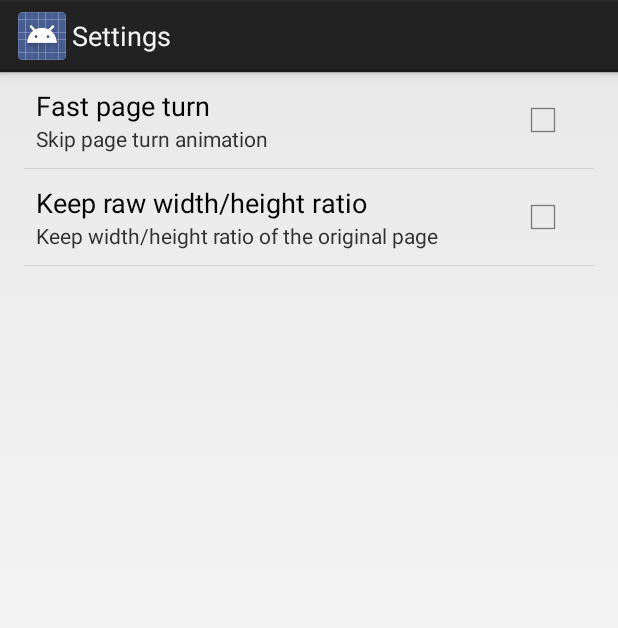
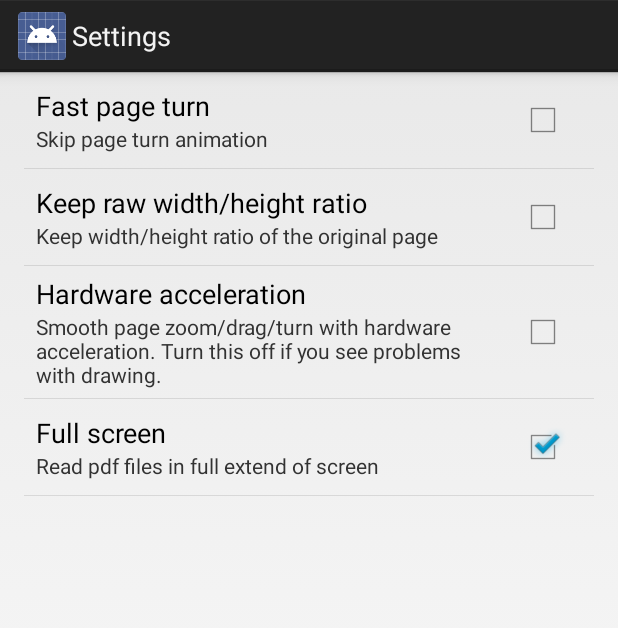
Before and after one commit to panaimin2012/PDFMarker, an Android app: the screen it shows after launch (SettingsActivity), in the options menu, after a tap on "Settings", on a phone screen of 412 x 824 dp. Shown: the top 628 px of the screen. Run offline under Robolectric (Android 15) with nearby library versions, the light colour scheme and no system bars.

Commit message:
add settings hardware acceleration and full screen

```diff
--- a/app/src/main/java/panaimin/pdfmarker/PDFMarkerApp.java
+++ b/app/src/main/java/panaimin/pdfmarker/PDFMarkerApp.java
@@ -27,6 +27,8 @@ public class PDFMarkerApp extends Application {
 	static final String PREF_SHOW_LICENSE = "SHOW_LICENSE";
 	static final String PREF_FAST_PAGE_TURN = "FAST_PAGE_TURN";
 	static final String PREF_KEEP_RATIO = "KEEP_RATIO";
+	static final String PREF_HARDWARE_ACCELERATION = "HARDWARE_ACCELERATION";
+	static final String PREF_FULL_SCREEN = "FULL_SCREEN";
 
 	@Override
 	public void onCreate() {
--- a/app/src/main/java/panaimin/pdfmarker/PageActivity.java
+++ b/app/src/main/java/panaimin/pdfmarker/PageActivity.java
@@ -23,6 +23,8 @@ import android.database.Cursor;
 import android.os.Bundle;
 import android.view.Menu;
 import android.view.MenuItem;
+import android.view.Window;
+import android.view.WindowManager;
 
 public class PageActivity extends Activity {
 
@@ -36,6 +38,11 @@ public class PageActivity extends Activity {
 	@Override
 	protected void onCreate(Bundle savedInstanceState) {
 		super.onCreate(savedInstanceState);
+		if (Utility.instance().getPref(PDFMarkerApp.PREF_FULL_SCREEN, true)) {
+			requestWindowFeature(Window.FEATURE_NO_TITLE);
+			getWindow().setFlags(WindowManager.LayoutParams.FLAG_FULLSCREEN,
+				WindowManager.LayoutParams.FLAG_FULLSCREEN);
+		}
 		setContentView(R.layout.a_page);
 		// try to show the passed in page
 		Bundle extras = getIntent().getExtras();
--- a/app/src/main/java/panaimin/pdfmarker/PageTurner.java
+++ b/app/src/main/java/panaimin/pdfmarker/PageTurner.java
@@ -85,6 +85,8 @@ public class PageTurner extends FrameLayout {
 	}
 
 	void initView() {
+		if (!Utility.instance().getPref(PDFMarkerApp.PREF_HARDWARE_ACCELERATION, false))
+			setLayerType(View.LAYER_TYPE_SOFTWARE, null);
 		_activity = (PageActivity)getContext();
 		_scroller = new Scroller(_activity, new LinearInterpolator());
 		int fileId = _activity._fileId;
--- a/app/src/main/res/values/strings.xml
+++ b/app/src/main/res/values/strings.xml
@@ -17,6 +17,11 @@
     <string name="fast_turn_summary">Skip page turn animation</string>
     <string name="keep_ratio">Keep raw width/height ratio</string>
     <string name="keep_ratio_summary">Keep width/height ratio of the original page</string>
+    <string name="hardware_acceleration">Hardware acceleration</string>
+    <string name="hardware_acceleration_summary">Smooth page zoom/drag/turn with hardware acceleration.
+        Turn this off if you see problems with drawing.</string>
+    <string name="full_screen">Full screen</string>
+    <string name="full_screen_summary">Read pdf files in full extend of screen</string>
     <string name="recently">Recently Used Files</string>
     <string name="msg_cut">Page edge cut</string>
     <string name="msg_firstpage">Already at the first page</string>
--- a/app/src/main/res/xml/layout_settings.xml
+++ b/app/src/main/res/xml/layout_settings.xml
@@ -12,4 +12,16 @@
         android:summary="@string/keep_ratio_summary"
         android:title="@string/keep_ratio" />
 
+    <CheckBoxPreference
+        android:defaultValue="false"
+        android:key="HARDWARE_ACCELERATION"
+        android:summary="@string/hardware_acceleration_summary"
+        android:title="@string/hardware_acceleration" />
+
+    <CheckBoxPreference
+        android:defaultValue="true"
+        android:key="FULL_SCREEN"
+        android:summary="@string/full_screen_summary"
+        android:title="@string/full_screen" />
+
 </PreferenceScreen>
```
Also changed, not shown: 2 other files.
